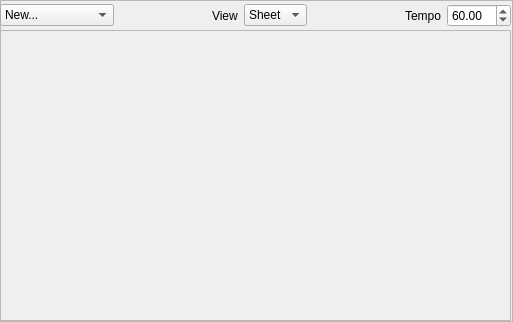
Qt form src/liveeventframe.ui (CsoundQt/CsoundQt) before a commit.
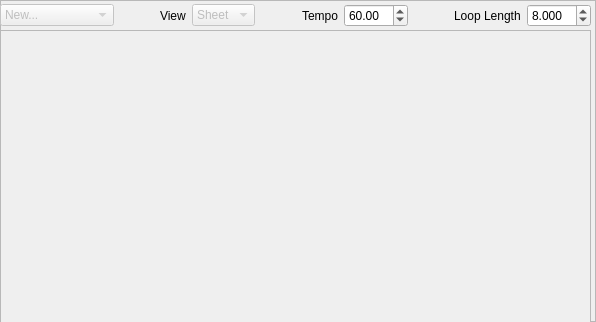
The same form after that commit.

The edit to the form file:
```diff
--- a/src/liveeventframe.ui
+++ b/src/liveeventframe.ui
@@ -6,7 +6,7 @@
    <rect>
     <x>0</x>
     <y>0</y>
-    <width>513</width>
+    <width>596</width>
     <height>322</height>
    </rect>
   </property>
@@ -24,13 +24,16 @@
     <rect>
      <x>0</x>
      <y>0</y>
-     <width>511</width>
+     <width>591</width>
      <height>31</height>
     </rect>
    </property>
    <layout class="QHBoxLayout" name="horizontalLayout">
     <item>
      <widget class="QComboBox" name="comboBox">
+      <property name="enabled">
+       <bool>false</bool>
+      </property>
       <item>
        <property name="text">
         <string>New...</string>
@@ -70,6 +73,9 @@
     </item>
     <item>
      <widget class="QComboBox" name="comboBox_2">
+      <property name="enabled">
+       <bool>false</bool>
+      </property>
       <item>
        <property name="text">
         <string>Sheet</string>
@@ -112,6 +118,39 @@
       </property>
      </widget>
     </item>
+    <item>
+     <spacer name="horizontalSpacer_3">
+      <property name="orientation">
+       <enum>Qt::Horizontal</enum>
+      </property>
+      <property name="sizeHint" stdset="0">
+       <size>
+        <width>40</width>
+        <height>20</height>
+       </size>
+      </property>
+     </spacer>
+    </item>
+    <item>
+     <widget class="QLabel" name="label_3">
+      <property name="text">
+       <string>Loop Length</string>
+      </property>
+     </widget>
+    </item>
+    <item>
+     <widget class="QDoubleSpinBox" name="loopLengthSpinBox">
+      <property name="decimals">
+       <number>3</number>
+      </property>
+      <property name="minimum">
+       <double>1.000000000000000</double>
+      </property>
+      <property name="value">
+       <double>8.000000000000000</double>
+      </property>
+     </widget>
+    </item>
    </layout>
   </widget>
   <widget class="QScrollArea" name="scrollArea">
@@ -119,8 +158,8 @@
     <rect>
      <x>0</x>
      <y>30</y>
-     <width>511</width>
-     <height>291</height>
+     <width>591</width>
+     <height>321</height>
     </rect>
    </property>
    <property name="widgetResizable">
@@ -131,8 +170,8 @@
      <rect>
       <x>0</x>
       <y>0</y>
-      <width>509</width>
-      <height>289</height>
+      <width>589</width>
+      <height>319</height>
      </rect>
     </property>
    </widget>
```
